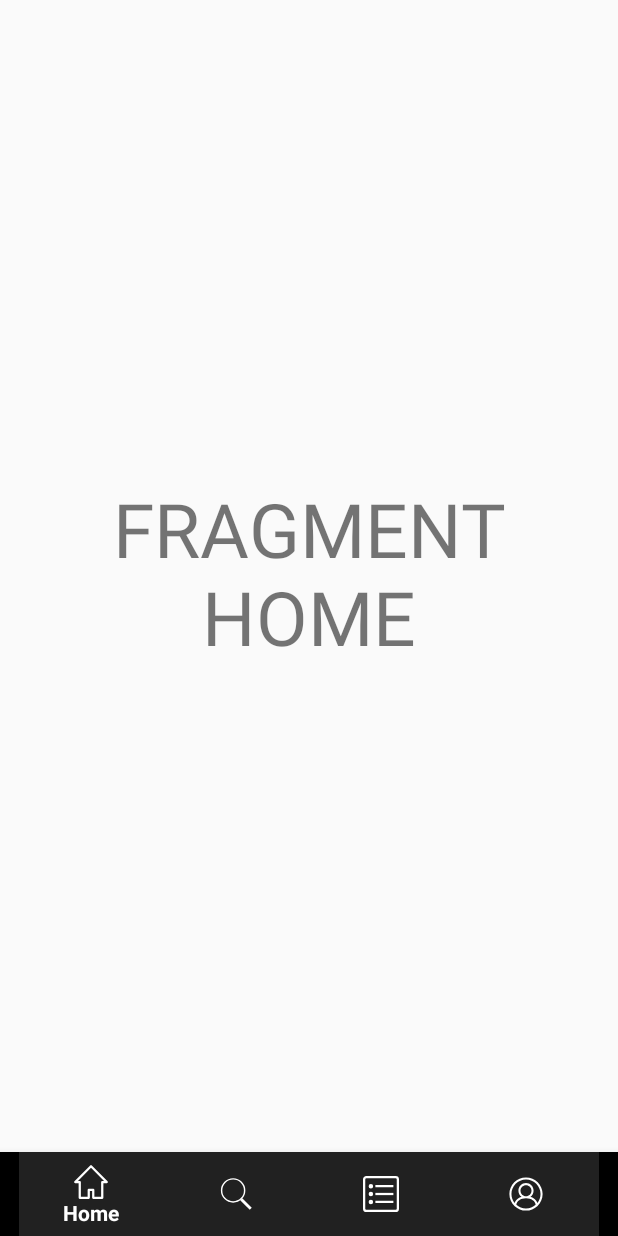
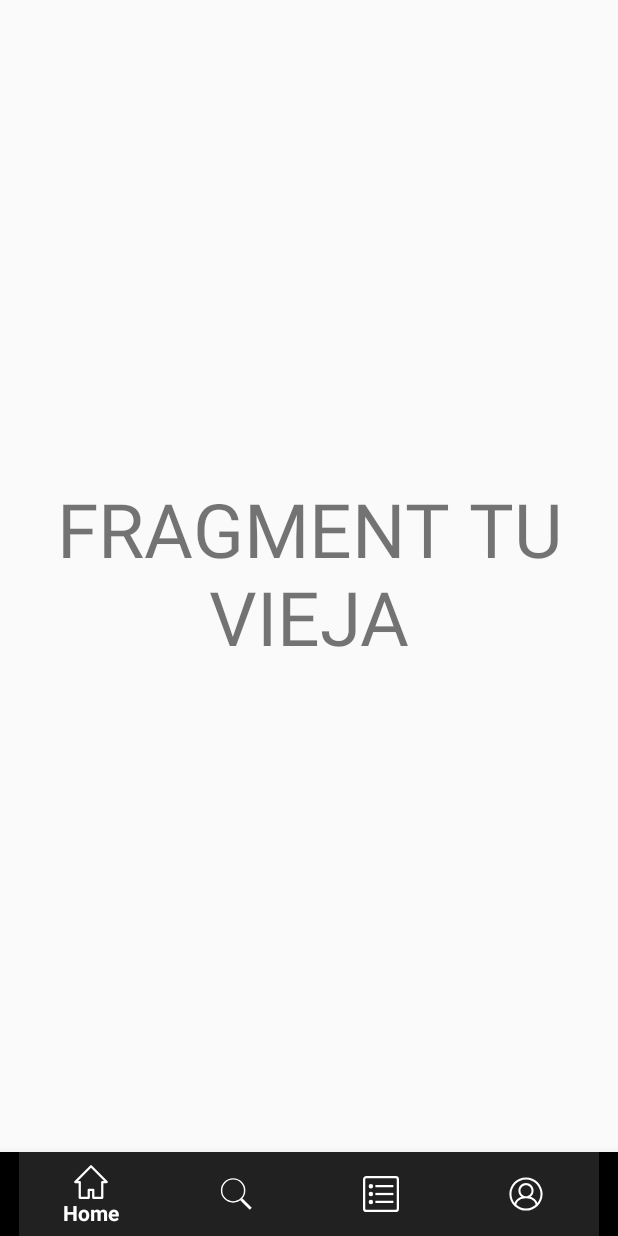
Before and after one commit to ShyGabriel/Micuna, an Android app: the HomeFragment screen opened directly, with no data from a screen before it, on a phone screen of 412 x 824 dp. Run offline under Robolectric (Android 15) with nearby library versions, the phone set to English and light mode, and no system bars.

Commit message:
commit prueba para el manco

```diff
--- a/app/src/main/res/layout/fragment_home.xml
+++ b/app/src/main/res/layout/fragment_home.xml
@@ -9,7 +9,7 @@
     <TextView
     android:layout_width="match_parent"
     android:layout_height="match_parent"
-    android:text="FRAGMENT HOME"
+    android:text="FRAGMENT TU VIEJA"
     android:textSize="50dp"
     android:gravity="center"
     />
```
